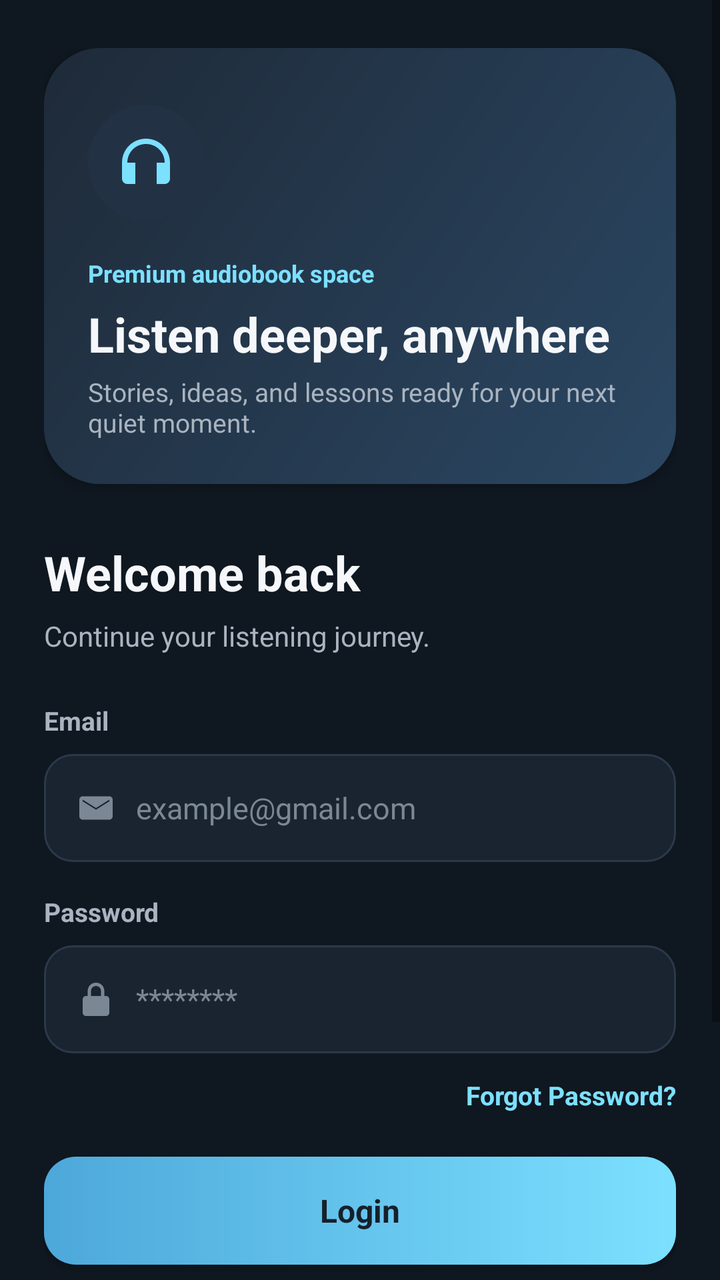
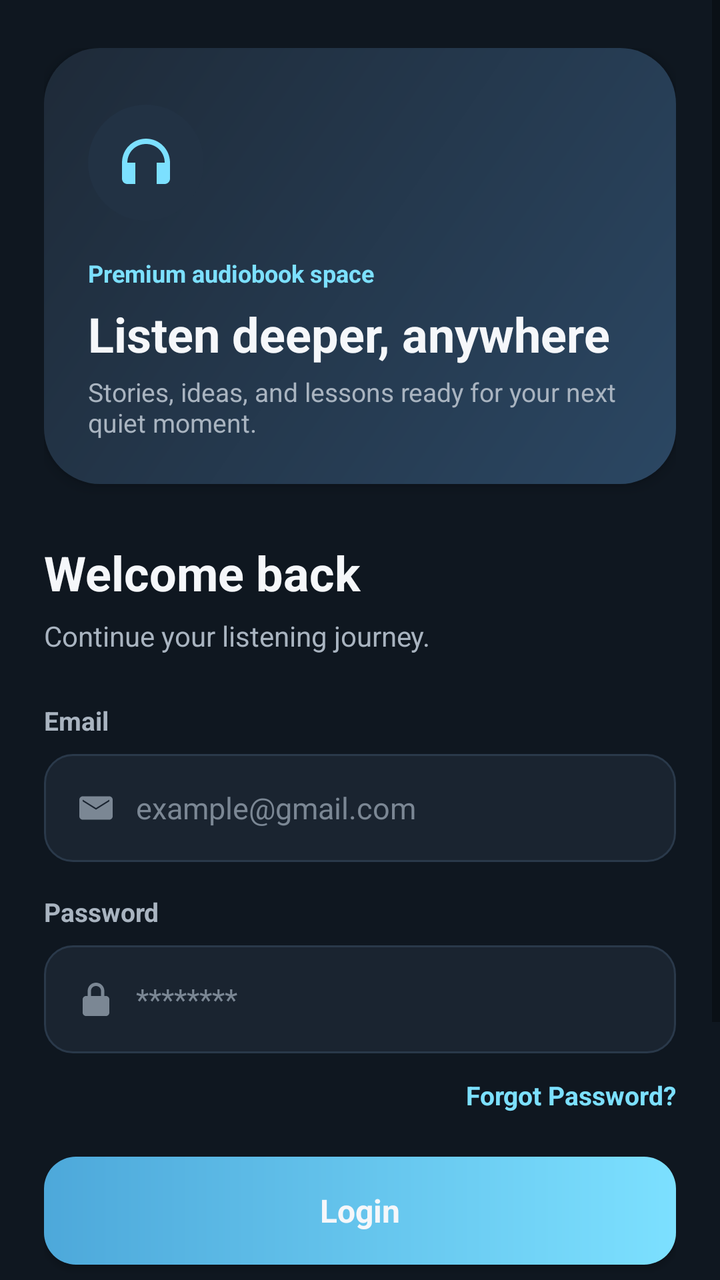

The first picture is an Android layout as it rendered before a commit; the second is the same layout after the commit. The layout source and the unified diff follow.
<!-- AndroidManifest.xml: application theme Theme.Fonosfinal -->
<!-- res/layout/activity_login.xml -->
<?xml version="1.0" encoding="utf-8"?>
<ScrollView xmlns:android="http://schemas.android.com/apk/res/android"
    android:layout_width="match_parent"
    android:layout_height="match_parent"
    android:background="@color/background"
    android:fillViewport="true">

    <LinearLayout
        android:layout_width="match_parent"
        android:layout_height="wrap_content"
        android:orientation="vertical"
        android:paddingStart="22dp"
        android:paddingTop="24dp"
        android:paddingEnd="22dp"
        android:paddingBottom="26dp">

        <FrameLayout
            android:id="@+id/layout_login_hero"
            android:layout_width="match_parent"
            android:layout_height="218dp"
            android:background="@drawable/bg_auth_hero_gradient"
            android:elevation="4dp"
            android:padding="22dp">

            <LinearLayout
                android:layout_width="match_parent"
                android:layout_height="match_parent"
                android:gravity="bottom"
                android:orientation="vertical">

                <ImageView
                    android:id="@+id/image_login_headphones"
                    android:layout_width="58dp"
                    android:layout_height="58dp"
                    android:background="@drawable/bg_icon_circle"
                    android:contentDescription="Audiobook"
                    android:padding="13dp"
                    android:src="@drawable/ic_headphones" />

                <TextView
                    android:id="@+id/text_login_hero_label"
                    android:layout_width="wrap_content"
                    android:layout_height="wrap_content"
                    android:layout_marginTop="18dp"
                    android:text="Premium audiobook space"
                    android:textColor="@color/accent"
                    android:textSize="12sp"
                    android:textStyle="bold" />

                <TextView
                    android:id="@+id/text_login_hero_title"
                    android:layout_width="match_parent"
                    android:layout_height="wrap_content"
                    android:layout_marginTop="6dp"
                    android:text="Listen deeper, anywhere"
                    android:textColor="@color/text_primary"
                    android:textSize="24sp"
                    android:textStyle="bold" />

                <TextView
                    android:id="@+id/text_login_hero_subtitle"
                    android:layout_width="match_parent"
                    android:layout_height="wrap_content"
                    android:layout_marginTop="4dp"
                    android:text="Stories, ideas, and lessons ready for your next quiet moment."
                    android:textColor="@color/text_secondary"
                    android:textSize="13sp" />
            </LinearLayout>
        </FrameLayout>

        <TextView
            android:id="@+id/text_login_title"
            android:layout_width="match_parent"
            android:layout_height="wrap_content"
            android:layout_marginTop="28dp"
            android:text="Welcome back"
            android:textColor="@color/text_primary"
            android:textSize="24sp"
            android:textStyle="bold" />

        <TextView
            android:id="@+id/text_login_subtitle"
            android:layout_width="match_parent"
            android:layout_height="wrap_content"
            android:layout_marginTop="6dp"
            android:text="Continue your listening journey."
            android:textColor="@color/text_secondary"
            android:textSize="14sp" />

        <TextView
            android:id="@+id/label_login_email"
            android:layout_width="wrap_content"
            android:layout_height="wrap_content"
            android:layout_marginTop="24dp"
            android:text="Email"
            android:textColor="@color/text_secondary"
            android:textSize="13sp"
            android:textStyle="bold" />

        <LinearLayout
            android:id="@+id/layout_login_email_input"
            android:layout_width="match_parent"
            android:layout_height="54dp"
            android:layout_marginTop="8dp"
            android:background="@drawable/bg_input"
            android:gravity="center_vertical"
            android:orientation="horizontal">

            <ImageView
                android:layout_width="20dp"
                android:layout_height="20dp"
                android:contentDescription="Email"
                android:src="@drawable/ic_mail" />

            <EditText
                android:id="@+id/edit_text_login_email"
                android:layout_width="0dp"
                android:layout_height="match_parent"
                android:layout_marginStart="10dp"
                android:layout_weight="1"
                android:background="@android:color/transparent"
                android:hint="example@gmail.com"
                android:inputType="textEmailAddress"
                android:singleLine="true"
                android:textColor="@color/text_primary"
                android:textColorHint="@color/text_muted"
                android:textSize="15sp" />
        </LinearLayout>

        <TextView
            android:id="@+id/label_login_password"
            android:layout_width="wrap_content"
            android:layout_height="wrap_content"
            android:layout_marginTop="16dp"
            android:text="Password"
            android:textColor="@color/text_secondary"
            android:textSize="13sp"
            android:textStyle="bold" />

        <LinearLayout
            android:id="@+id/layout_login_password_input"
            android:layout_width="match_parent"
            android:layout_height="54dp"
            android:layout_marginTop="8dp"
            android:background="@drawable/bg_input"
            android:gravity="center_vertical"
            android:orientation="horizontal">

            <ImageView
                android:layout_width="20dp"
                android:layout_height="20dp"
                android:contentDescription="Password"
                android:src="@drawable/ic_lock" />

            <EditText
                android:id="@+id/edit_text_login_password"
                android:layout_width="0dp"
                android:layout_height="match_parent"
                android:layout_marginStart="10dp"
                android:layout_weight="1"
                android:background="@android:color/transparent"
                android:hint="********"
                android:inputType="textPassword"
                android:singleLine="true"
                android:textColor="@color/text_primary"
                android:textColorHint="@color/text_muted"
                android:textSize="15sp" />
        </LinearLayout>

        <TextView
            android:id="@+id/text_forgot_password"
            android:layout_width="wrap_content"
            android:layout_height="wrap_content"
            android:layout_gravity="end"
            android:layout_marginTop="12dp"
            android:text="Forgot Password?"
            android:textColor="@color/accent"
            android:textSize="13sp"
            android:textStyle="bold" />

        <Button
            android:id="@+id/button_login"
            android:layout_width="match_parent"
            android:layout_height="54dp"
            android:layout_marginTop="22dp"
            android:background="@drawable/bg_button_primary"
            android:backgroundTint="@null"
            android:text="Login"
            android:textAllCaps="false"
            android:textColor="@color/primary_variant"
            android:textSize="16sp"
            android:textStyle="bold" />

        <LinearLayout
            android:id="@+id/layout_login_divider"
            android:layout_width="match_parent"
            android:layout_height="wrap_content"
            android:layout_marginTop="22dp"
            android:gravity="center"
            android:orientation="horizontal">

            <View
                android:layout_width="0dp"
                android:layout_height="1dp"
                android:layout_weight="1"
                android:background="@color/divider" />

            <TextView
                android:layout_width="wrap_content"
                android:layout_height="wrap_content"
                android:paddingStart="12dp"
                android:paddingEnd="12dp"
                android:text="Or continue with"
                android:textColor="@color/text_muted"
                android:textSize="12sp" />

            <View
                android:layout_width="0dp"
                android:layout_height="1dp"
                android:layout_weight="1"
                android:background="@color/divider" />
        </LinearLayout>

        <LinearLayout
            android:id="@+id/layout_login_social_buttons"
            android:layout_width="match_parent"
            android:layout_height="wrap_content"
            android:layout_marginTop="16dp"
            android:gravity="center"
            android:orientation="horizontal">

            <TextView
                android:id="@+id/button_login_facebook"
                android:layout_width="48dp"
                android:layout_height="48dp"
                android:background="@drawable/bg_social_button"
                android:clickable="true"
                android:focusable="true"
                android:gravity="center"
                android:text="f"
                android:textColor="@color/text_primary"
                android:textSize="17sp"
                android:textStyle="bold" />

            <TextView
                android:id="@+id/button_login_google"
                android:layout_width="48dp"
                android:layout_height="48dp"
                android:layout_marginStart="16dp"
                android:background="@drawable/bg_social_button"
                android:clickable="true"
                android:focusable="true"
                android:gravity="center"
                android:text="G"
                android:textColor="@color/text_primary"
                android:textSize="17sp"
                android:textStyle="bold" />

            <TextView
                android:id="@+id/button_login_twitter"
                android:layout_width="48dp"
                android:layout_height="48dp"
                android:layout_marginStart="16dp"
                android:background="@drawable/bg_social_button"
                android:clickable="true"
                android:focusable="true"
                android:gravity="center"
                android:text="t"
                android:textColor="@color/text_primary"
                android:textSize="17sp"
                android:textStyle="bold" />
        </LinearLayout>

        <TextView
            android:id="@+id/text_sign_up"
            android:layout_width="match_parent"
            android:layout_height="wrap_content"
            android:layout_marginTop="22dp"
            android:gravity="center"
            android:text="Don't Have Any Account? Sign Up"
            android:textColor="@color/text_secondary"
            android:textSize="14sp" />
    </LinearLayout>
</ScrollView>
<!-- resources referenced by this layout -->
<resources>
  <color name="accent">#7CE0FF</color>
  <color name="background">#0F1720</color>
  <color name="divider">#2A394A</color>
  <color name="primary_variant">#16202B</color>
  <color name="text_muted">#7B8794</color>
  <color name="text_primary">#F5F7FA</color>
  <color name="text_secondary">#A9B4C0</color>
  <!-- drawable bg_auth_hero_gradient (drawable) -->
  <?xml version="1.0" encoding="utf-8"?>
  <shape xmlns:android="http://schemas.android.com/apk/res/android">
      <gradient
          android:angle="315"
          android:endColor="@color/card_gradient_end"
          android:startColor="@color/primary" />
      <corners android:radius="28dp" />
  </shape>
  <!-- drawable bg_icon_circle (drawable) -->
  <?xml version="1.0" encoding="utf-8"?>
  <ripple xmlns:android="http://schemas.android.com/apk/res/android"
      android:color="@color/ripple_surface">
      <item>
          <shape android:shape="oval">
              <solid android:color="@color/surface_light" />
          </shape>
      </item>
  </ripple>
  <!-- drawable bg_input (drawable) -->
  <?xml version="1.0" encoding="utf-8"?>
  <shape xmlns:android="http://schemas.android.com/apk/res/android">
      <solid android:color="@color/input_bg" />
      <stroke
          android:width="1dp"
          android:color="@color/divider" />
      <corners android:radius="14dp" />
      <padding
          android:bottom="12dp"
          android:left="16dp"
          android:right="16dp"
          android:top="12dp" />
  </shape>
  <!-- drawable bg_social_button (drawable) -->
  <?xml version="1.0" encoding="utf-8"?>
  <ripple xmlns:android="http://schemas.android.com/apk/res/android"
      android:color="@color/ripple_accent">
      <item>
          <shape android:shape="oval">
              <solid android:color="@color/surface_light" />
              <stroke
                  android:width="1dp"
                  android:color="@color/divider" />
          </shape>
      </item>
  </ripple>
  <!-- drawable ic_headphones (drawable) -->
  <?xml version="1.0" encoding="utf-8"?>
  <vector xmlns:android="http://schemas.android.com/apk/res/android"
      android:width="24dp"
      android:height="24dp"
      android:viewportWidth="24"
      android:viewportHeight="24">
      <path
          android:fillColor="@color/accent"
          android:pathData="M12,3C7,3 3,7 3,12V18C3,19.1 3.9,20 5,20H8V12H5C5,8.1 8.1,5 12,5S19,8.1 19,12H16V20H19C20.1,20 21,19.1 21,18V12C21,7 17,3 12,3Z" />
  </vector>
  <!-- drawable ic_lock (drawable) -->
  <?xml version="1.0" encoding="utf-8"?>
  <vector xmlns:android="http://schemas.android.com/apk/res/android"
      android:width="24dp"
      android:height="24dp"
      android:viewportWidth="24"
      android:viewportHeight="24">
      <path
          android:fillColor="@color/text_muted"
          android:pathData="M18,10H17V7C17,4.2 14.8,2 12,2S7,4.2 7,7V10H6C4.9,10 4,10.9 4,12V20C4,21.1 4.9,22 6,22H18C19.1,22 20,21.1 20,20V12C20,10.9 19.1,10 18,10ZM9,10V7C9,5.3 10.3,4 12,4S15,5.3 15,7V10H9Z" />
  </vector>
  <!-- drawable ic_mail (drawable) -->
  <?xml version="1.0" encoding="utf-8"?>
  <vector xmlns:android="http://schemas.android.com/apk/res/android"
      android:width="24dp"
      android:height="24dp"
      android:viewportWidth="24"
      android:viewportHeight="24">
      <path
          android:fillColor="@color/text_muted"
          android:pathData="M4,5H20C21.1,5 22,5.9 22,7V17C22,18.1 21.1,19 20,19H4C2.9,19 2,18.1 2,17V7C2,5.9 2.9,5 4,5ZM12,13L20,8V7L12,12L4,7V8L12,13Z" />
  </vector>
  <style name="Theme.Fonosfinal" parent="Base.Theme.Fonosfinal" />
  <color name="card_gradient_end">#2B4763</color>
  <color name="primary">#1E2A38</color>
  <color name="ripple_accent">#337CE0FF</color>
  <color name="secondary">#4DA8DA</color>
  <color name="ripple_surface">#26334455</color>
  <color name="surface_light">#223244</color>
  <color name="input_bg">#1A2430</color>
  <color name="surface">#182331</color>
  <!-- unchanged entries left out for length: 2 -->
</resources>

<!-- the commit's change to res/layout/activity_login.xml (unified diff, before → after) -->
@@ -187,7 +187,7 @@
             android:backgroundTint="@null"
             android:text="Login"
             android:textAllCaps="false"
-            android:textColor="@color/primary_variant"
+            android:textColor="@color/text_primary"
             android:textSize="16sp"
             android:textStyle="bold" />
 
